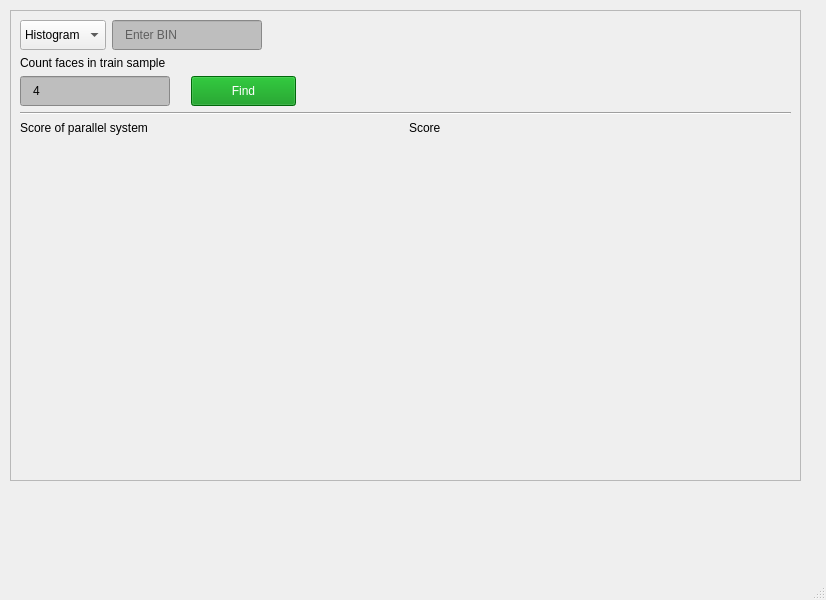
MariaShamonova/face-recognition, file recognizer.ui: the form before one commit.
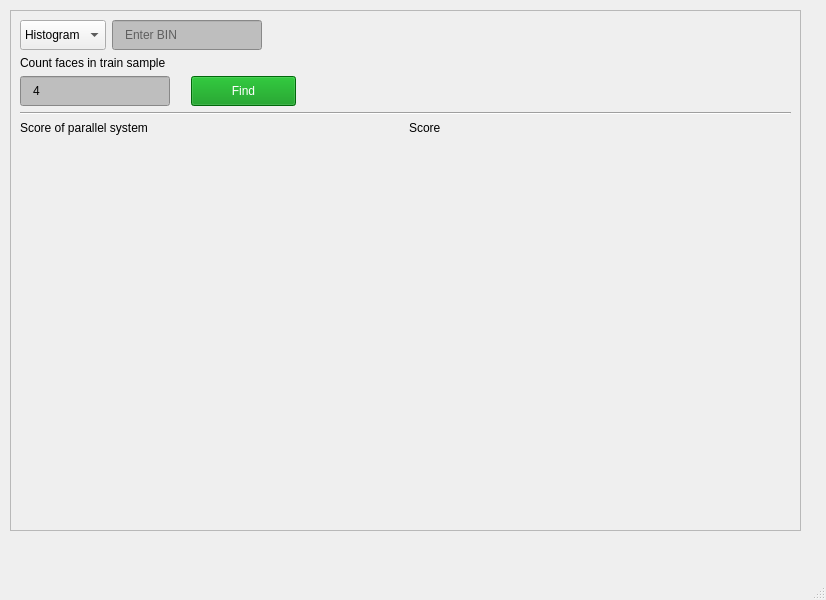
The form after the commit.

Patch:
```diff
--- a/recognizer.ui
+++ b/recognizer.ui
@@ -20,7 +20,7 @@
       <x>10</x>
       <y>10</y>
       <width>791</width>
-      <height>471</height>
+      <height>521</height>
      </rect>
     </property>
     <property name="widgetResizable">
@@ -32,7 +32,7 @@
        <x>0</x>
        <y>0</y>
        <width>789</width>
-       <height>469</height>
+       <height>519</height>
       </rect>
      </property>
      <layout class="QVBoxLayout" name="verticalLayout_5">
```
